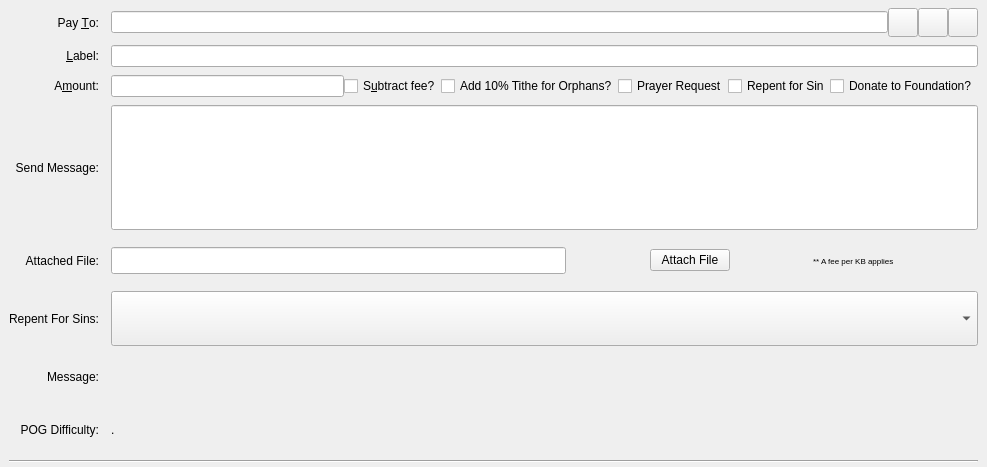
Old version of the form src/qt/forms/sendcoinsentry.ui in the repository biblepay/biblepay_legacy.
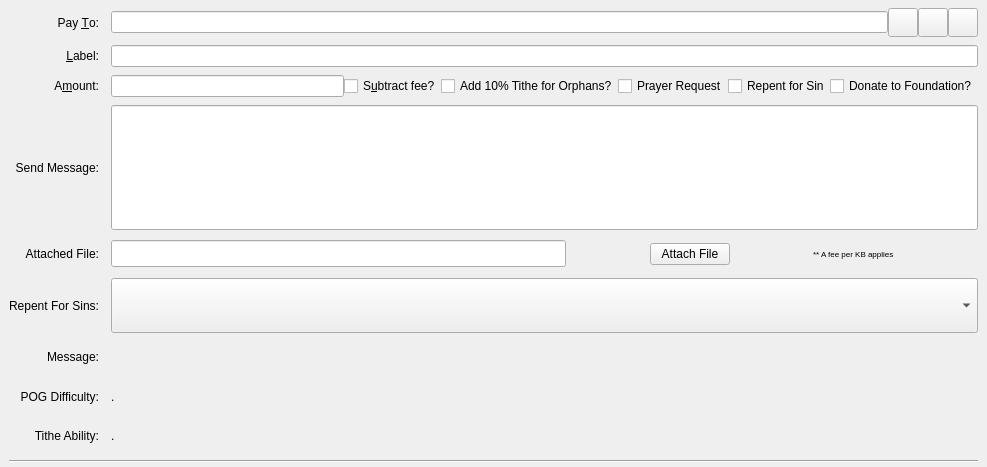
New version of the form. Custom widgets are drawn as their Qt base class.

Patch:
```diff
--- a/src/qt/forms/sendcoinsentry.ui
+++ b/src/qt/forms/sendcoinsentry.ui
@@ -447,7 +447,40 @@
       </property>
      </widget>
     </item>
-    <item row="8" column="0" colspan="2">
+    
+    
+    
+    
+    
+    
+     <item row="8" column="0">
+         <widget class="QLabel" name="lblTitheAbilityCaption">
+          <property name="text">
+           <string>Tithe Ability:</string>
+          </property>
+          <property name="alignment">
+           <set>Qt::AlignRight|Qt::AlignTrailing|Qt::AlignVCenter</set>
+          </property>
+         </widget>
+        </item>
+        <item row="8" column="1">
+         <widget class="QLabel" name="lblTitheAbility">
+          <property name="toolTip">
+           <string>My ability to tithe</string>
+          </property>
+          <property name="text">
+           <string>.</string>
+          </property>
+          <property name="textFormat">
+           <enum>Qt::PlainText</enum>
+          </property>
+         </widget>
+        </item>
+   
+    
+    
+    
+    <item row="9" column="0" colspan="2">
      <widget class="Line" name="line">
       <property name="orientation">
        <enum>Qt::Horizontal</enum>
```
